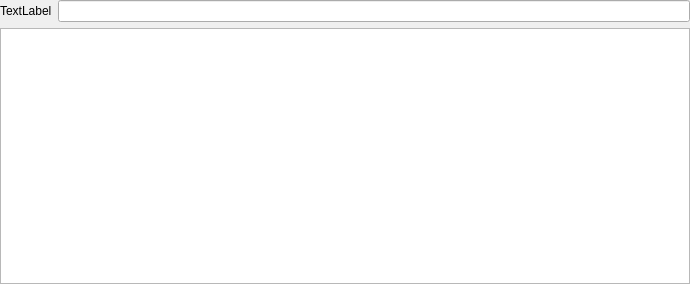
Above: OrbitQt/orbitlivefunctions.ui from google/orbit before the change. Below: the same form after it.
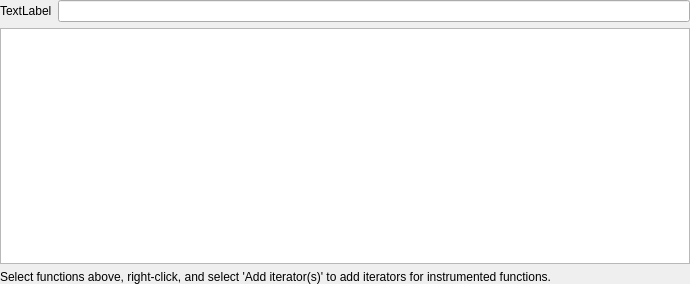
That is the form after the change. Custom widgets are drawn as their Qt base class.

Commit message: Allow creating iterators of multiple functions at the same time; many smaller improvements

```diff
--- a/OrbitQt/orbitlivefunctions.ui
+++ b/OrbitQt/orbitlivefunctions.ui
@@ -61,6 +61,13 @@
    </item>
    <item row="2" column="0">
     <layout class="QVBoxLayout" name="iteratorLayout">
+     <item>
+      <widget class="QLabel" name="label">
+       <property name="text">
+        <string>Select functions above, right-click, and select 'Add iterator(s)' to add iterators for instrumented functions.</string>
+       </property>
+      </widget>
+     </item>
     </layout>
    </item>
   </layout>
```
The commit also changes 7 other files.
